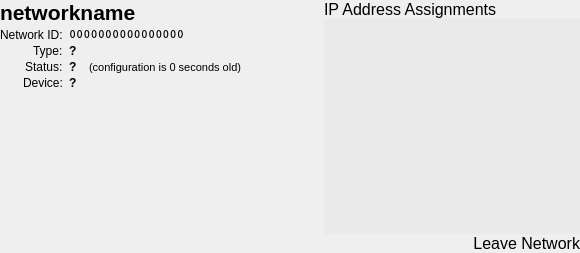
Qt form ZeroTierUI/networkwidget.ui (zerotier/ZeroTierOne) before a commit.
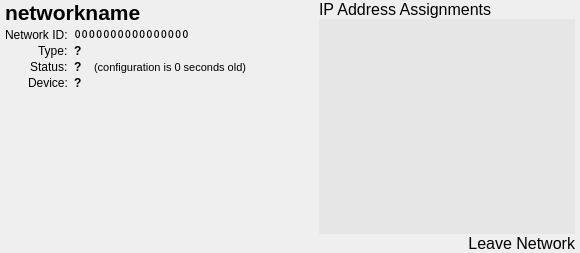
The same form after that commit.

Diff of the .ui file:
```diff
--- a/ZeroTierUI/networkwidget.ui
+++ b/ZeroTierUI/networkwidget.ui
@@ -27,13 +27,13 @@
     <number>0</number>
    </property>
    <property name="leftMargin">
-    <number>0</number>
+    <number>5</number>
    </property>
    <property name="topMargin">
     <number>0</number>
    </property>
    <property name="rightMargin">
-    <number>0</number>
+    <number>5</number>
    </property>
    <property name="bottomMargin">
     <number>0</number>
@@ -413,7 +413,7 @@
         </property>
         <property name="styleSheet">
          <string notr="true">QListWidget {
-	background-color: rgba(0,0,0,5);
+	background-color: rgba(0,0,0,10);
 }
 
 QListWidget:hover {
```
